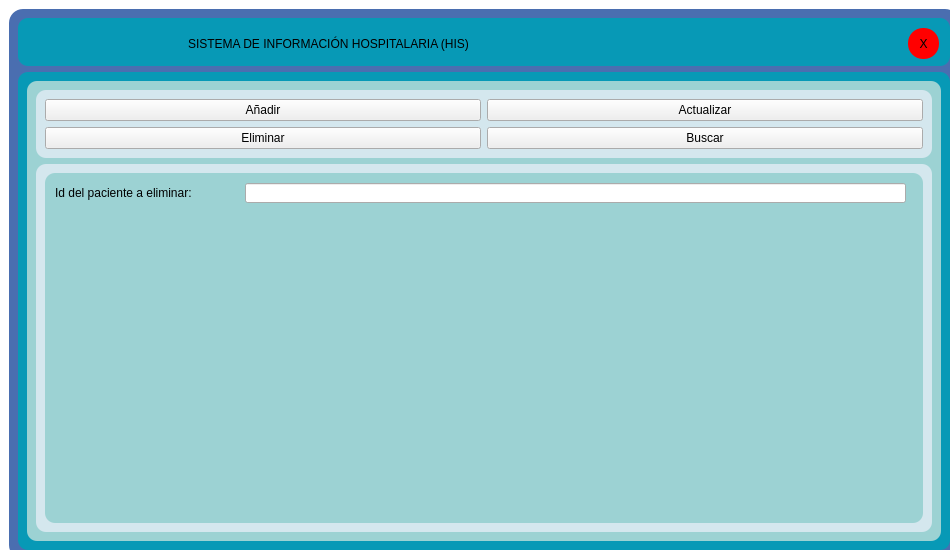
Above: base.ui from AndresMedina117/SistemaInformacionHospitalaria before the change. Below: the same form after it.
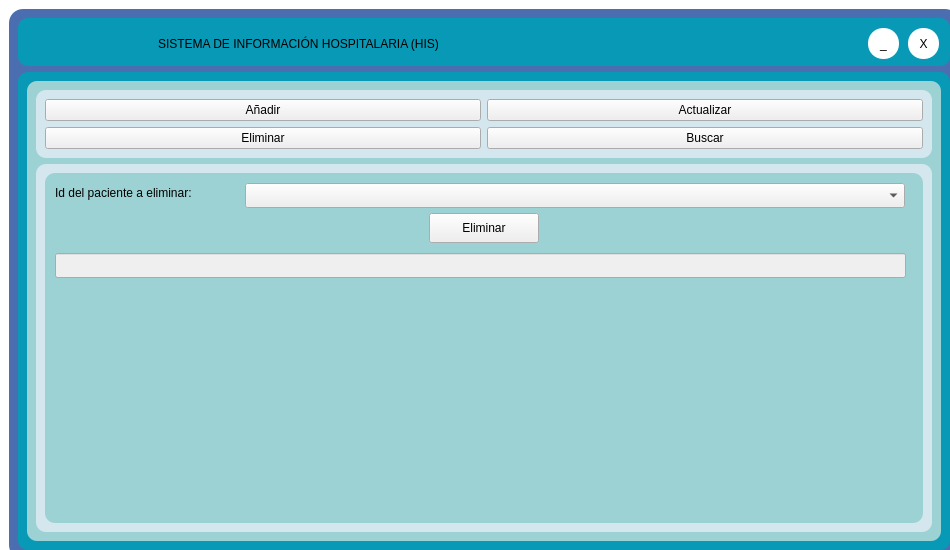
That is the form after the change. The open tabs and pages were chosen to show the change. Icons and pictures are not drawn.

The edit to the form file:
```diff
--- a/base.ui
+++ b/base.ui
@@ -110,11 +110,20 @@
        <item>
         <widget class="QFrame" name="fTitulo">
          <property name="styleSheet">
-          <string notr="true">#salir, #salir_2 {
-	background-color: red;
-	border-radius:15px;
-	font: 75 12pt &quot;MS Shell Dlg 2&quot;;
-}</string>
+          <string notr="true">#salir_2, #minimizar {
+	border-radius: 15px;
+	background-color: white;
+	font: 75 10pt &quot;MS Shell Dlg 2&quot;;
+}
+
+#salir_2:hover {
+	background-color : red;
+}
+
+#minimizar:hover {
+	background-color : #ADD8E6;
+}
+</string>
          </property>
          <property name="frameShape">
           <enum>QFrame::StyledPanel</enum>
@@ -125,7 +134,7 @@
          <widget class="QLabel" name="label">
           <property name="geometry">
            <rect>
-            <x>170</x>
+            <x>140</x>
             <y>0</y>
             <width>601</width>
             <height>51</height>
@@ -173,6 +182,19 @@
            <bool>true</bool>
           </property>
          </widget>
+         <widget class="QPushButton" name="minimizar">
+          <property name="geometry">
+           <rect>
+            <x>850</x>
+            <y>10</y>
+            <width>31</width>
+            <height>31</height>
+           </rect>
+          </property>
+          <property name="text">
+           <string>_</string>
+          </property>
+         </widget>
         </widget>
        </item>
        <item>
@@ -357,13 +379,43 @@
                      <string>Id del paciente a eliminar: </string>
                     </property>
                    </widget>
-                   <widget class="QLineEdit" name="idEliminar">
+                   <widget class="QComboBox" name="comboBox_2">
                     <property name="geometry">
                      <rect>
                       <x>200</x>
                       <y>10</y>
-                      <width>661</width>
-                      <height>20</height>
+                      <width>660</width>
+                      <height>25</height>
+                     </rect>
+                    </property>
+                   </widget>
+                   <widget class="QPushButton" name="confirm">
+                    <property name="geometry">
+                     <rect>
+                      <x>384</x>
+                      <y>40</y>
+                      <width>110</width>
+                      <height>30</height>
+                     </rect>
+                    </property>
+                    <property name="text">
+                     <string>Eliminar</string>
+                    </property>
+                    <property name="icon">
+                     <iconset>
+                      <normaloff>imgs/eliminar.png</normaloff>imgs/eliminar.png</iconset>
+                    </property>
+                   </widget>
+                   <widget class="QLineEdit" name="deletedd">
+                    <property name="enabled">
+                     <bool>false</bool>
+                    </property>
+                    <property name="geometry">
+                     <rect>
+                      <x>10</x>
+                      <y>80</y>
+                      <width>851</width>
+                      <height>25</height>
                      </rect>
                     </property>
                    </widget>
```
Left out of the diff: 18 changed lines with no effect on the pictures.
